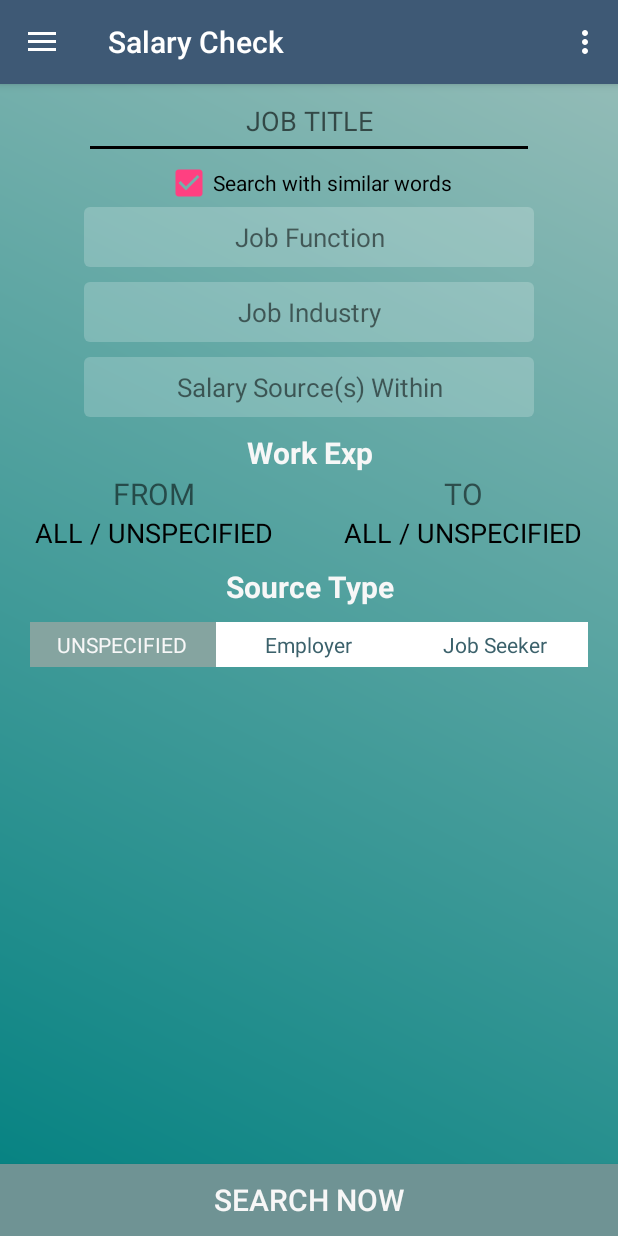
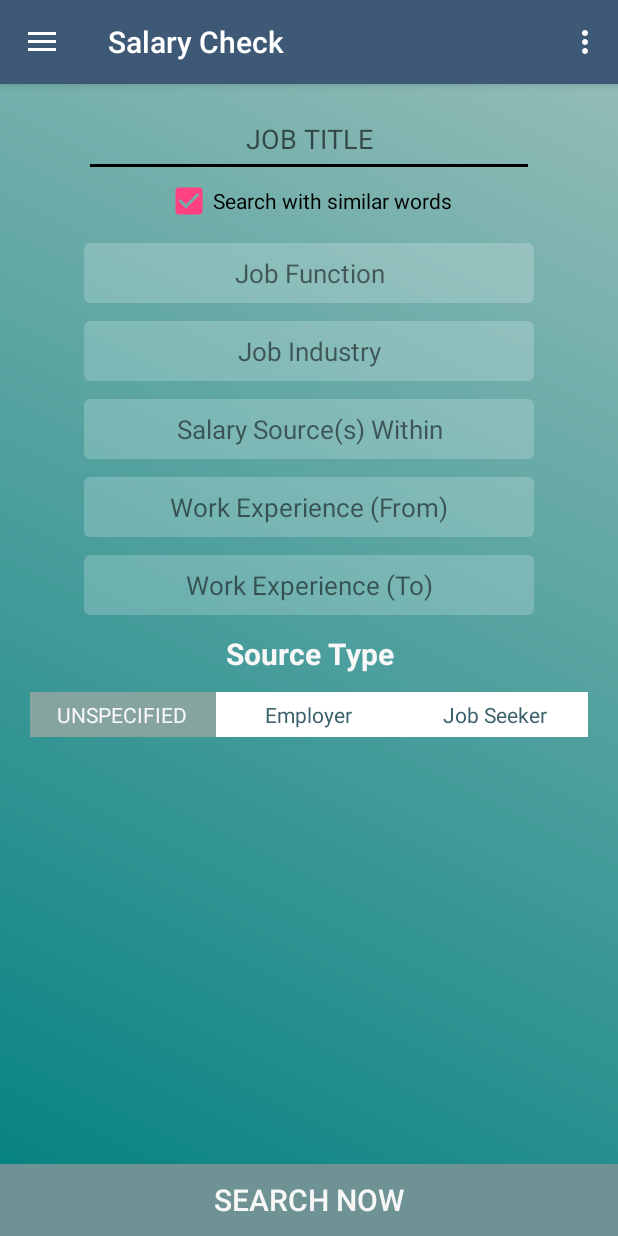
Before and after one commit to on999you/JobLibrary, an Android app: the SalaryCheckActivity screen opened directly, with no data from a screen before it, on a phone screen of 412 x 824 dp. Run offline under Robolectric (Android 15) with nearby library versions, the phone set to English and light mode, and no system bars; libraries missing offline, so code that uses them is left out: com.afollestad.materialdialogs, com.thoughtworks.xstream; 4 statements that could not run were skipped.

Commit message:
Updated Salary Check Search Page Layout

```diff
--- a/app/src/main/java/com/example/dennislam/myapplication/activity/SalaryCheckActivity.java
+++ b/app/src/main/java/com/example/dennislam/myapplication/activity/SalaryCheckActivity.java
@@ -228,7 +228,7 @@ public class SalaryCheckActivity extends BaseActivity {
                 .items(workExpNameArray.toArray(new CharSequence[workExpNameArray.size()]))
                 .itemsCallbackSingleChoice(0, (dialog, view, which, text) -> {
                     TextView WorkExpFrom = (TextView)findViewById(R.id.WorkExpFrom);
-                    WorkExpFrom.setText(text);
+                    WorkExpFrom.setText("Work Exp From - " + text);
                     workExpFrom = workExpIdArray.get(which);
                     System.out.println(workExpFrom);
                     return true; // allow selection
@@ -245,7 +245,7 @@ public class SalaryCheckActivity extends BaseActivity {
                 .items(workExpNameArray.toArray(new CharSequence[workExpNameArray.size()]))
                 .itemsCallbackSingleChoice(0, (dialog, view, which, text) -> {
                     TextView WorkExpTo = (TextView)findViewById(R.id.WorkExpTo);
-                    WorkExpTo.setText(text);
+                    WorkExpTo.setText("Work Exp To - " + text);
                     workExpTo = workExpIdArray.get(which);
                     System.out.println(workExpTo);
                     return true; // allow selection
--- a/app/src/main/res/layout/activity_salary_check_search.xml
+++ b/app/src/main/res/layout/activity_salary_check_search.xml
@@ -12,6 +12,7 @@
 
 
     <EditText
+        android:layout_marginTop="12dp"
         android:id="@+id/jobTitleField"
         android:layout_width="300dp"
         android:layout_height="50dp"
@@ -29,6 +30,7 @@
         android:checked="true"/>
 
     <TextView
+        android:layout_marginTop="12dp"
         android:id="@+id/jobFunctionButton"
         android:onClick="showJobFunction"
         android:layout_width="300dp"
@@ -42,7 +44,7 @@
     <TextView
         android:id="@+id/jobIndustryButton"
         android:onClick="showJobIndustry"
-        android:layout_marginTop="10dp"
+        android:layout_marginTop="12dp"
         android:layout_width="300dp"
         android:layout_height="40dp"
         android:layout_gravity="center"
@@ -54,7 +56,7 @@
     <TextView
         android:id="@+id/salarySource"
         android:onClick="salarySourceDialog"
-        android:layout_marginTop="10dp"
+        android:layout_marginTop="12dp"
         android:text="Salary Source(s) Within"
         android:layout_width="300dp"
         android:layout_height="40dp"
@@ -64,76 +66,32 @@
         android:background="@drawable/testing" />
 
     <TextView
-        android:layout_marginTop="10dp"
-        android:layout_width="match_parent"
-        android:layout_height="wrap_content"
-        android:text="Work Exp"
-        android:textColor="#F7F7F7"
-        android:textStyle="bold"
-        android:textSize="20sp"
-        android:gravity="center"/>
+        android:id="@+id/WorkExpFrom"
+        android:onClick="WorkExpFromDialog"
+        android:layout_marginTop="12dp"
+        android:layout_width="300dp"
+        android:layout_height="40dp"
+        android:text="Work Experience (From)"
+        android:layout_gravity="center"
+        android:gravity="center"
+        android:textSize="17sp"
+        android:background="@drawable/testing" />
 
-    <LinearLayout
-        android:layout_width="match_parent"
-        android:layout_height="wrap_content"
-        android:orientation="horizontal">
-
-        <LinearLayout
-            android:layout_width="match_parent"
-            android:layout_height="wrap_content"
-            android:layout_weight="1"
-            android:orientation="vertical">
-
-            <TextView
-                android:layout_width="wrap_content"
-                android:layout_height="wrap_content"
-                android:text="FROM"
-                android:textSize="20sp"
-                android:layout_gravity="center"/>
-
-            <TextView
-                android:id="@+id/WorkExpFrom"
-                android:onClick="WorkExpFromDialog"
-                android:layout_width="match_parent"
-                android:layout_height="wrap_content"
-                android:text="ALL / UNSPECIFIED"
-                android:textSize="18sp"
-                android:textColor="#000000"
-                android:gravity="center"/>
-
-
-        </LinearLayout>
-
-        <LinearLayout
-            android:layout_width="match_parent"
-            android:layout_height="wrap_content"
-            android:layout_weight="1"
-            android:orientation="vertical">
-
-            <TextView
-                android:layout_width="wrap_content"
-                android:layout_height="wrap_content"
-                android:text="TO"
-                android:textSize="20sp"
-                android:layout_gravity="center"/>
-
-            <TextView
-                android:id="@+id/WorkExpTo"
-                android:onClick="WorkExpToDialog"
-                android:layout_width="match_parent"
-                android:layout_height="wrap_content"
-                android:text="ALL / UNSPECIFIED"
-                android:textSize="18sp"
-                android:textColor="#000000"
-                android:gravity="center"/>
-
-        </LinearLayout>
-
-    </LinearLayout>
+    <TextView
+        android:id="@+id/WorkExpTo"
+        android:onClick="WorkExpToDialog"
+        android:layout_marginTop="12dp"
+        android:layout_width="300dp"
+        android:layout_height="40dp"
+        android:text="Work Experience (To)"
+        android:layout_gravity="center"
+        android:gravity="center"
+        android:textSize="17sp"
+        android:background="@drawable/testing" />
 
 
     <TextView
-        android:layout_marginTop="10dp"
+        android:layout_marginTop="12dp"
         android:layout_width="match_parent"
         android:layout_height="wrap_content"
         android:text="Source Type"
@@ -148,7 +106,7 @@
         android:id="@+id/soruceRadioGroup"
         android:layout_width="match_parent"
         android:layout_height="wrap_content"
-        android:layout_marginTop="10dp"
+        android:layout_marginTop="12dp"
         android:gravity="center"
         android:orientation="horizontal" >
 
```
